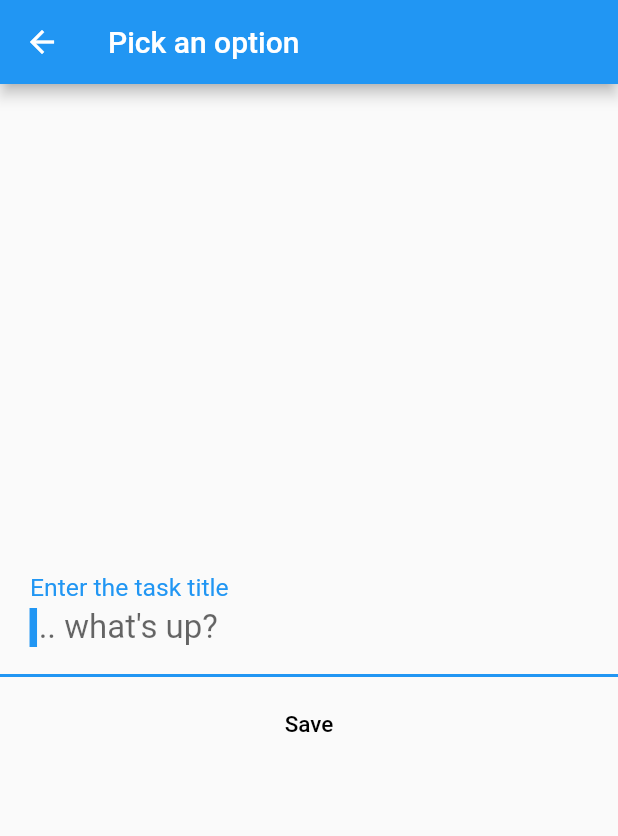
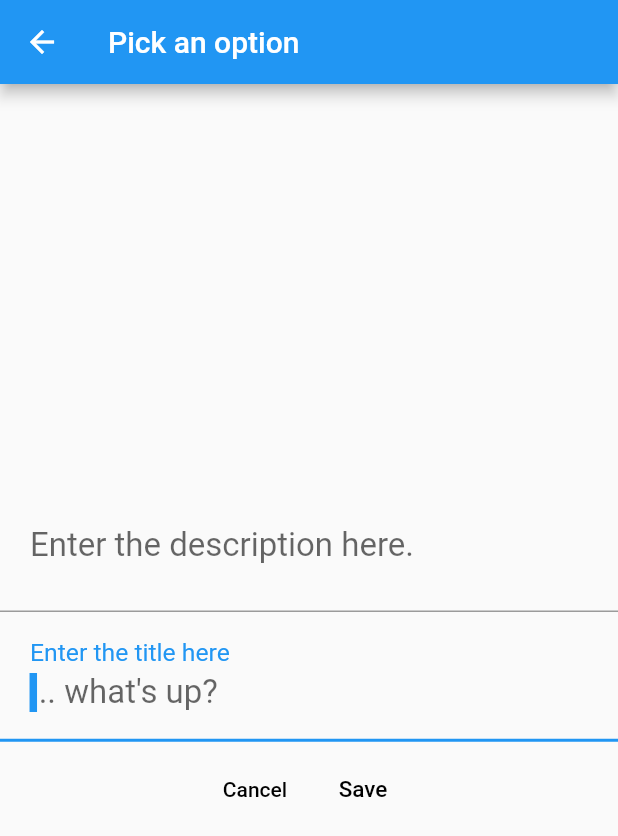
Before and after one commit to biocarl/todorg, a Flutter app: the screen it shows after launch, after a tap on the "add box" icon, on a phone screen of 412 x 824 dp. Shown: the top 836 px of the screen. Run offline on Flutter 3.47's test engine with Material 2 defaults, Android fonts, the phone set to English and light mode, and no system bars; our stand-ins replace file_picker, flutter_slidable, fluttertoast, permission_handler, shared_preferences.

Commit message:
Edit description from edit bullet view

```diff
--- a/lib/bullet_container.dart
+++ b/lib/bullet_container.dart
@@ -60,7 +60,6 @@ class BulletContainer extends StatelessWidget {
             onLongPress: (hasChildren && !isCollapsed)
                 ? () => Fluttertoast.showToast(msg: "Collapse before moving!")
                 : null,
-            // WHERE YOU WHERE: When Moving the child expands indefinte
             child: BulletListTile(
               title: Text(bullet.title,
                   style: _getStyle(), textAlign: TextAlign.left),
--- a/lib/edit_bullet.dart
+++ b/lib/edit_bullet.dart
@@ -29,28 +29,28 @@ class EditBullet extends StatefulWidget {
 }
 
 class _EditBulletState extends State<EditBullet> {
-  var inputTextController = TextEditingController();
+  var titleTextController = TextEditingController();
+  var descriptionTextController = TextEditingController();
   Bullet bullet;
   bool isTitle = true;
 
   _EditBulletState(Bullet bullet) {
     this.bullet = bullet;
-    if (this.bullet.title.isNotEmpty) {
-      this.inputTextController.text = bullet.title;
-      this.isTitle = false;
-    }
+    this.titleTextController.text = bullet.title;
+    this.descriptionTextController.text = bullet.description;
   }
 
   @override
   void initState() {
     super.initState();
-    this.inputTextController.addListener(() {
-      if (this.inputTextController.text.contains("\n")) {
-        setState(() {
-          this.isTitle = false;
-        });
-      }
-    });
+    // TODO Do one field for Header and description
+//    this.titleTextController.addListener(() {
+//      if (this.titleTextController.text.contains("\n")) {
+//        setState(() {
+//          this.isTitle = false;
+//        });
+//      }
+//    });
   }
 
   @override
@@ -64,17 +64,34 @@ class _EditBulletState extends State<EditBullet> {
           mainAxisAlignment: MainAxisAlignment.center,
           children: <Widget>[
             Container(
-              child: TextField(
+              child:TextField(
                 decoration: InputDecoration(
                     contentPadding: const EdgeInsets.all(20.0),
-                    labelText:
-                        'Enter ${this.isTitle ? "the task title" : "the description"}',
+                    labelText: 'Enter the description here.',
+                    hintText: "... specify."),
+                style: TextStyle(
+                  fontSize: 22.0,
+                  //color: Theme.of(context).accentColor,
+                ),
+                controller: descriptionTextController,
+                cursorWidth: 5.0,
+                autocorrect: true,
+                keyboardType: TextInputType.multiline,
+                maxLines: null,
+                //onSubmitted: ,
+              ),
+            ),
+            Container(
+              child:TextField(
+                decoration: InputDecoration(
+                    contentPadding: const EdgeInsets.all(20.0),
+                    labelText: 'Enter the title here',
                     hintText: "... what's up?"),
                 style: TextStyle(
                   fontSize: 22.0,
                   //color: Theme.of(context).accentColor,
                 ),
-                controller: inputTextController,
+                controller: titleTextController,
                 cursorWidth: 5.0,
                 autocorrect: true,
                 autofocus: true,
@@ -85,19 +102,18 @@ class _EditBulletState extends State<EditBullet> {
             ),
             Center(
                 child: new ButtonBar(mainAxisSize: MainAxisSize.min,
-                    // this will take space as minimum as posible(to center)
                     children: <Widget>[
-//                FlatButton(
-//                  onPressed: () {
-//                    Navigator.pop(context,
-//                        this.existingString); //TODO can you return null? For not wanting to update/create a bullet?
-//                  },
-//                  child: Text('Cancel'),
-//                ),
+                FlatButton(
+                  onPressed: () {
+                    Navigator.pop(context, null);
+                  },
+                  child: Text('Cancel'),
+                ),
                   FlatButton(
                     onPressed: () {
                       Bullet bulletEdited = Bullet.clone(bullet);
-                      bulletEdited.title = inputTextController.text;
+                      bulletEdited.title = titleTextController.text;
+                      bulletEdited.description = descriptionTextController.text;
                       Navigator.pop(context, bulletEdited);
                     },
                     child: Text('Save',
--- a/lib/utils.dart
+++ b/lib/utils.dart
@@ -6,6 +6,7 @@ import 'org_converter.dart';
 // For debugging
 Future<List<Bullet>> loadDebugData() async {
   print("Debug mode");
+//  var file = await _getFileData("assets/zh-test.org");
   var file = await _getFileData("assets/test.org");
   OrgConverter orgConverter = new OrgConverter();
   List<Bullet> bullets = orgConverter.parseFromString(file);
```
